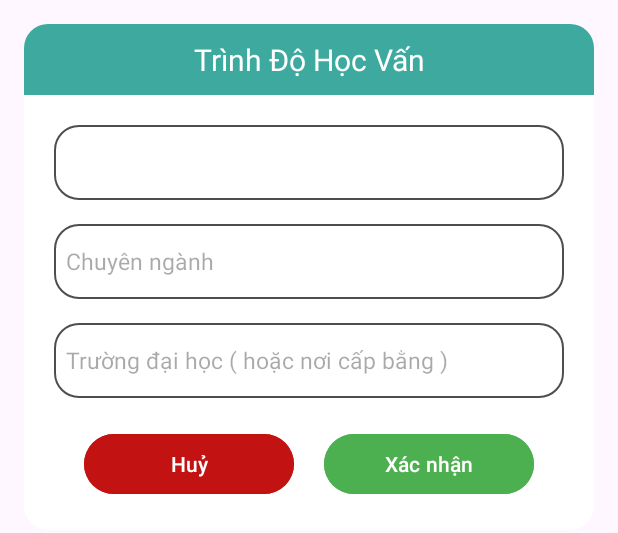
After one commit to ZiaAA67/MobileProgramming_QLNhanSu, an Android app: the layout dialog_education_level_layout.xml on its own in the app's theme, with its tools: preview values and no code run, on a phone screen of 412 x 824 dp. The commit adds this screen. Shown: the top 533 px of the screen. Run offline under Robolectric (Android 15) with nearby library versions, the phone set to English and light mode, and no system bars.

Commit message:
upload image to Cloudinary, add form education level

```diff
--- a/MyApplication/app/build.gradle.kts
+++ b/MyApplication/app/build.gradle.kts
@@ -85,4 +85,9 @@ dependencies {
 
     implementation(libs.javamail.mail)
     implementation(libs.javamail.activation)
+
+    implementation(libs.cloudinary.android)
+
+    implementation(libs.glide)
+    annotationProcessor(libs.glide.annotation.processor)
 }
--- a/MyApplication/app/src/main/AndroidManifest.xml
+++ b/MyApplication/app/src/main/AndroidManifest.xml
@@ -7,7 +7,10 @@
     <uses-permission android:name="android.permission.INTERNET"/>
 
     <!-- Image permission -->
-    <uses-permission android:name="android.permission.READ_EXTERNAL_STORAGE"/>
+    <uses-permission android:name="android.permission.READ_MEDIA_IMAGES" />
+    <uses-permission android:name="android.permission.READ_EXTERNAL_STORAGE"
+        android:maxSdkVersion="32" />
+
 
     <application
         android:allowBackup="true"
--- /dev/null
+++ b/MyApplication/app/src/main/java/com/example/myapplication/Register/CloudinaryCallback.java
@@ -0,0 +1,6 @@
+package com.example.myapplication.Register;
+
+public interface CloudinaryCallback {
+    void onSuccess(String imgPath);
+    void onError(String err);
+}
--- a/MyApplication/app/src/main/java/com/example/myapplication/database/dao/EducationLevelDAO.java
+++ b/MyApplication/app/src/main/java/com/example/myapplication/database/dao/EducationLevelDAO.java
@@ -16,6 +16,9 @@ public interface EducationLevelDAO {
     @Insert
     void insert(EducationLevel... educationLevels);
 
+    @Insert
+    long insertReturnId(EducationLevel educationLevel);
+
     @Update
     void update(EducationLevel educationLevel);
 
--- /dev/null
+++ b/MyApplication/app/src/main/res/layout/dialog_education_level_layout.xml
@@ -0,0 +1,84 @@
+<?xml version="1.0" encoding="utf-8"?>
+<LinearLayout xmlns:android="http://schemas.android.com/apk/res/android"
+    android:layout_width="match_parent"
+    android:layout_height="wrap_content"
+    android:background="@drawable/white_bg_radius_16"
+    android:layout_margin="16dp"
+    android:orientation="vertical">
+
+    <TextView
+        android:layout_width="match_parent"
+        android:layout_height="wrap_content"
+        android:background="@drawable/light_green_bg_top_left_top_right_radius_16"
+        android:text="Trình Độ Học Vấn"
+        android:textSize="20dp"
+        android:textColor="@color/white"
+        android:padding="10dp"
+        android:textAlignment="center"/>
+
+    <LinearLayout
+        android:layout_width="match_parent"
+        android:layout_height="wrap_content"
+        android:padding="20dp"
+        android:orientation="vertical">
+
+        <Spinner
+            android:id="@+id/spinner_education_name"
+            android:layout_width="match_parent"
+            android:layout_height="50dp"
+            android:background="@drawable/lightlightgrey_background_lightgrey_border"
+            android:drawablePadding="10dp"
+            android:drawableTint="@color/black"
+            android:padding="8dp"
+            android:textSize="15sp"/>
+
+        <EditText
+            android:id="@+id/edt_education_major"
+            android:layout_width="match_parent"
+            android:layout_height="50dp"
+            android:background="@drawable/lightlightgrey_background_lightgrey_border"
+            android:hint="Chuyên ngành"
+            android:drawablePadding="10dp"
+            android:drawableTint="@color/black"
+            android:padding="8dp"
+            android:layout_marginTop="16dp"
+            android:textSize="15sp"/>
+
+        <EditText
+            android:id="@+id/edt_education_institute"
+            android:layout_width="match_parent"
+            android:layout_height="50dp"
+            android:background="@drawable/lightlightgrey_background_lightgrey_border"
+            android:hint="Trường đại học ( hoặc nơi cấp bằng )"
+            android:drawablePadding="10dp"
+            android:drawableTint="@color/black"
+            android:padding="8dp"
+            android:layout_marginTop="16dp"
+            android:textSize="15sp"/>
+
+
+        <LinearLayout
+            android:layout_width="match_parent"
+            android:layout_height="wrap_content"
+            android:orientation="horizontal"
+            android:gravity="center"
+            android:layout_marginTop="20dp">
+
+            <Button
+                android:id="@+id/btn_education_cancel"
+                android:layout_width="140dp"
+                android:layout_height="wrap_content"
+                android:backgroundTint="@color/dis_approve"
+                android:text="Huỷ"/>
+
+            <Button
+                android:id="@+id/btn_education_confirm"
+                android:layout_width="140dp"
+                android:layout_height="wrap_content"
+                android:backgroundTint="@color/approve"
+                android:layout_marginLeft="20dp"
+                android:text="Xác nhận"/>
+        </LinearLayout>
+
+    </LinearLayout>
+</LinearLayout>
--- a/MyApplication/gradle/libs.versions.toml
+++ b/MyApplication/gradle/libs.versions.toml
@@ -18,6 +18,8 @@ gms-maps = "18.0.2"
 gms-location = "21.0.1"
 viewpager2 = "1.1.0"
 javamail = "1.6.2"
+cloudinary-android = "3.0.2"
+glide = "4.15.1"
 
 [libraries]
 junit = { group = "junit", name = "junit", version.ref = "junit" }
@@ -46,6 +48,9 @@ gms-location = { module = "com.google.android.gms:play-services-location", versi
 viewpager2 = { group = "androidx.viewpager2", name = "viewpager2", version.ref = "viewpager2" }
 javamail-mail = { module = "com.sun.mail:android-mail", version.ref = "javamail" }
 javamail-activation = { module = "com.sun.mail:android-activation", version.ref = "javamail" }
+cloudinary-android = { group = "com.cloudinary", name = "cloudinary-android", version.ref = "cloudinary-android" }
+glide = { group = "com.github.bumptech.glide", name = "glide", version.ref = "glide" }
+glide-annotation-processor = { group = "com.github.bumptech.glide", name = "compiler", version.ref = "glide" }
 
 [plugins]
 android-application = { id = "com.android.application", version.ref = "agp" }
```
Also changed, not shown: MyApplication/app/src/main/java/com/example/myapplication/Register/InformationRegister.java (+243 -99 lines), MyApplication/app/src/main/res/layout/activity_information_register.xml (+36 -7 lines).
